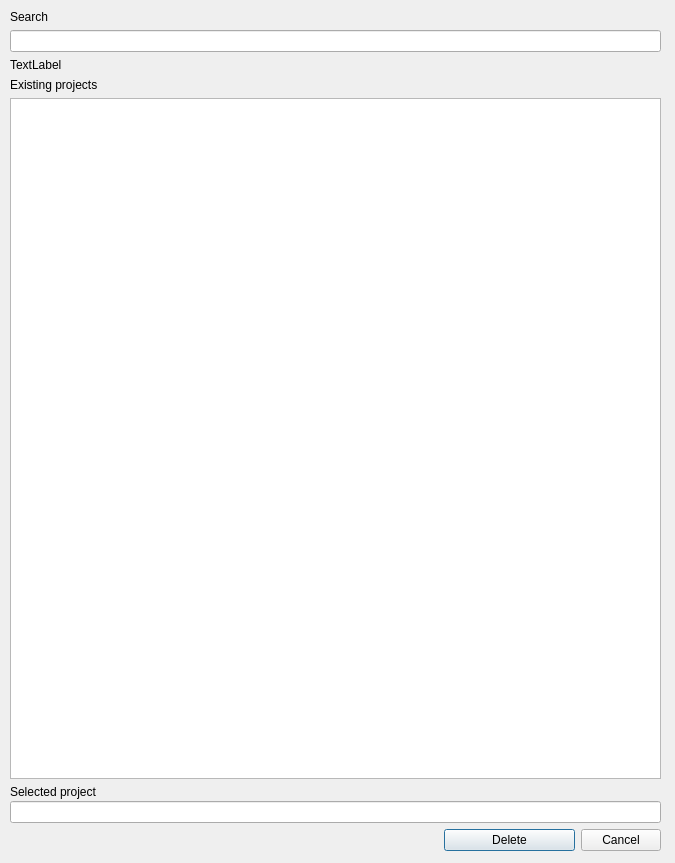
Old version of the form pyssa/gui/ui/forms/delete_project_view.ui in the repository urban233/PySSA.
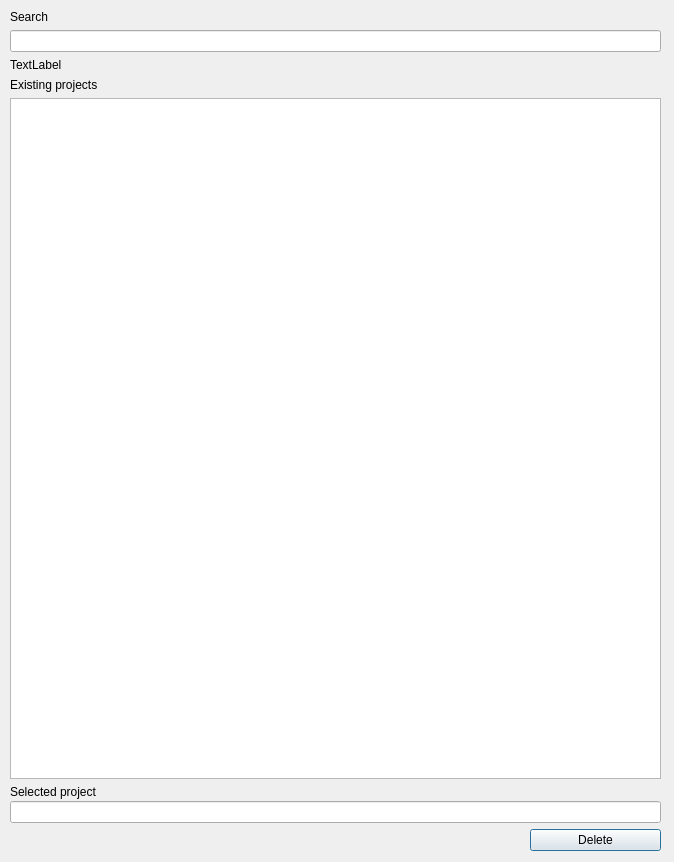
New version of the form.

Commit message: fix: delete functions

Diff of the .ui file:
```diff
--- a/pyssa/gui/ui/forms/delete_project_view.ui
+++ b/pyssa/gui/ui/forms/delete_project_view.ui
@@ -6,8 +6,8 @@
    <rect>
     <x>0</x>
     <y>0</y>
-    <width>675</width>
-    <height>863</height>
+    <width>674</width>
+    <height>862</height>
    </rect>
   </property>
   <property name="windowTitle">
@@ -107,13 +107,6 @@
         </property>
        </widget>
       </item>
-      <item>
-       <widget class="QPushButton" name="btn_cancel">
-        <property name="text">
-         <string>Cancel</string>
-        </property>
-       </widget>
-      </item>
      </layout>
     </item>
    </layout>
```
The commit also changes 6 other files.
